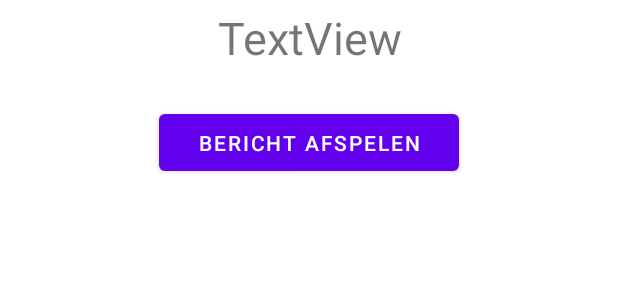
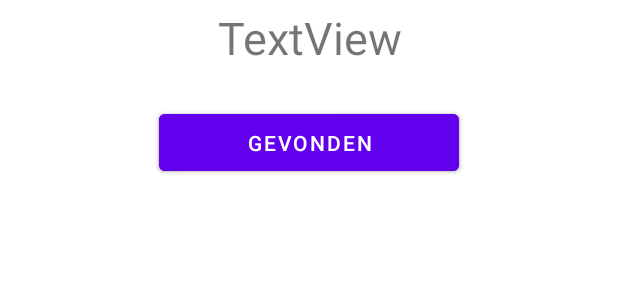
Before and after one commit to Vaannelies/medialab-admin, an Android app: the layout list_item.xml on its own in the app's theme, with its tools: preview values and no code run, on a phone screen of 412 x 824 dp. Shown: the top 300 px of the screen. Run offline under Robolectric (Android 15) with nearby library versions, the phone set to English and light mode, and no system bars.

```diff
--- a/app/src/main/AndroidManifest.xml
+++ b/app/src/main/AndroidManifest.xml
@@ -1,6 +1,7 @@
 <?xml version="1.0" encoding="utf-8"?>
 <manifest xmlns:android="http://schemas.android.com/apk/res/android"
     package="nl.hr.annelies.medialab_admin">
+    <uses-permission android:name="android.permission.WRITE_EXTERNAL_STORAGE" />
 
     <application
         android:allowBackup="true"
@@ -8,7 +9,8 @@
         android:label="@string/app_name"
         android:roundIcon="@mipmap/ic_launcher_round"
         android:supportsRtl="true"
-        android:theme="@style/Theme.Medialabadmin">
+        android:theme="@style/Theme.Medialabadmin"
+        android:requestLegacyExternalStorage="true">
         <activity
             android:name=".MainActivity"
             android:label="@string/app_name"
--- a/app/src/main/res/layout/list_item.xml
+++ b/app/src/main/res/layout/list_item.xml
@@ -44,6 +44,21 @@
 
         />
 
+        <Button
+        xmlns:android="http://schemas.android.com/apk/res/android"
+            xmlns:app="http://schemas.android.com/apk/res-auto"
+        app:layout_constraintEnd_toEndOf="parent"
+        app:layout_constraintStart_toStartOf="parent"
+        app:layout_constraintTop_toTopOf="parent"
+        android:layout_width="200dp"
+        android:layout_height="50dp"
+        android:id="@+id/button_found"
+        android:text="Gevonden"
+        android:textAlignment="center"
+        android:textSize="14dp"
+
+        />
+
     </androidx.constraintlayout.widget.ConstraintLayout>
 
 </LinearLayout>
```
Also changed, not shown: app/src/main/java/nl/hr/annelies/medialab_admin/AdapterListView.java (+58 -88 lines), gradle/wrapper/gradle-wrapper.properties.
